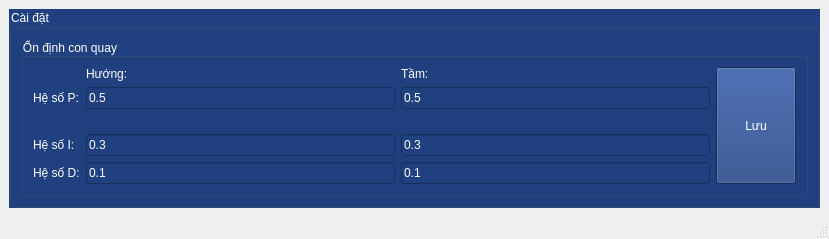
Before: the Qt Designer form RWSManager/mainwindow.ui in kimphg/SmartGear, drawn with Qt 5.
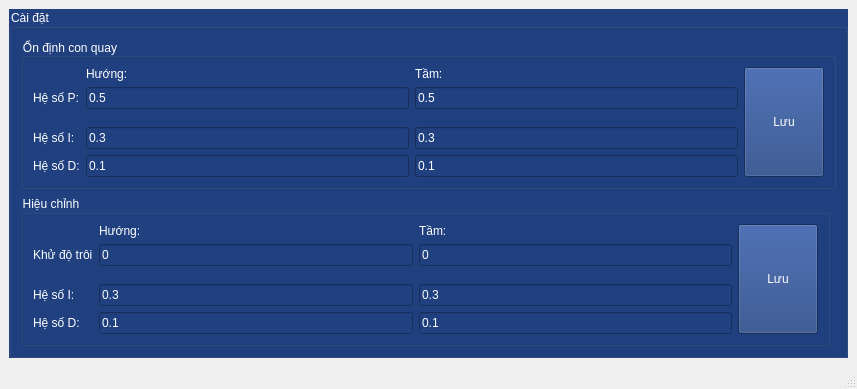
After: the same form once the commit is applied.

```diff
--- a/RWSManager/mainwindow.ui
+++ b/RWSManager/mainwindow.ui
@@ -6,8 +6,8 @@
    <rect>
     <x>0</x>
     <y>0</y>
-    <width>829</width>
-    <height>239</height>
+    <width>857</width>
+    <height>383</height>
    </rect>
   </property>
   <property name="windowTitle">
@@ -138,6 +138,108 @@
          <zorder>lineEdit_vd</zorder>
         </widget>
        </item>
+       <item row="1" column="0">
+        <widget class="QGroupBox" name="groupBox_9">
+         <property name="title">
+          <string>Hiệu chỉnh</string>
+         </property>
+         <layout class="QGridLayout" name="gridLayout_10">
+          <item row="1" column="2">
+           <widget class="QLabel" name="label_9">
+            <property name="text">
+             <string>Tầm:</string>
+            </property>
+           </widget>
+          </item>
+          <item row="6" column="0">
+           <widget class="QLabel" name="label_5">
+            <property name="text">
+             <string>Hệ số D:</string>
+            </property>
+           </widget>
+          </item>
+          <item row="5" column="0">
+           <widget class="QLabel" name="label_6">
+            <property name="text">
+             <string>Hệ số I:</string>
+            </property>
+           </widget>
+          </item>
+          <item row="1" column="1">
+           <widget class="QLabel" name="label_10">
+            <property name="text">
+             <string>Hướng:</string>
+            </property>
+           </widget>
+          </item>
+          <item row="2" column="1">
+           <widget class="QLineEdit" name="lineEdit_hcalib">
+            <property name="text">
+             <string>0</string>
+            </property>
+           </widget>
+          </item>
+          <item row="2" column="0">
+           <widget class="QLabel" name="label_11">
+            <property name="text">
+             <string>Khử độ trôi</string>
+            </property>
+           </widget>
+          </item>
+          <item row="5" column="1">
+           <widget class="QLineEdit" name="lineEdit_hi_2">
+            <property name="text">
+             <string>0.3</string>
+            </property>
+           </widget>
+          </item>
+          <item row="6" column="1">
+           <widget class="QLineEdit" name="lineEdit_hd_2">
+            <property name="text">
+             <string>0.1</string>
+            </property>
+           </widget>
+          </item>
+          <item row="2" column="2">
+           <widget class="QLineEdit" name="lineEdit_vcalib">
+            <property name="text">
+             <string>0</string>
+            </property>
+           </widget>
+          </item>
+          <item row="5" column="2">
+           <widget class="QLineEdit" name="lineEdit_vi_2">
+            <property name="text">
+             <string>0.3</string>
+            </property>
+           </widget>
+          </item>
+          <item row="6" column="2">
+           <widget class="QLineEdit" name="lineEdit_vd_2">
+            <property name="text">
+             <string>0.1</string>
+            </property>
+           </widget>
+          </item>
+          <item row="1" column="3" rowspan="6">
+           <widget class="QPushButton" name="bt_send_pid_2">
+            <property name="sizePolicy">
+             <sizepolicy hsizetype="Minimum" vsizetype="Preferred">
+              <horstretch>0</horstretch>
+              <verstretch>0</verstretch>
+             </sizepolicy>
+            </property>
+            <property name="text">
+             <string>Lưu</string>
+            </property>
+            <property name="autoExclusive">
+             <bool>true</bool>
+            </property>
+           </widget>
+          </item>
+         </layout>
+        </widget>
+       </item>
       </layout>
      </widget>
     </item>
```
Left out of the diff: 2 changed lines with no effect on the pictures.
